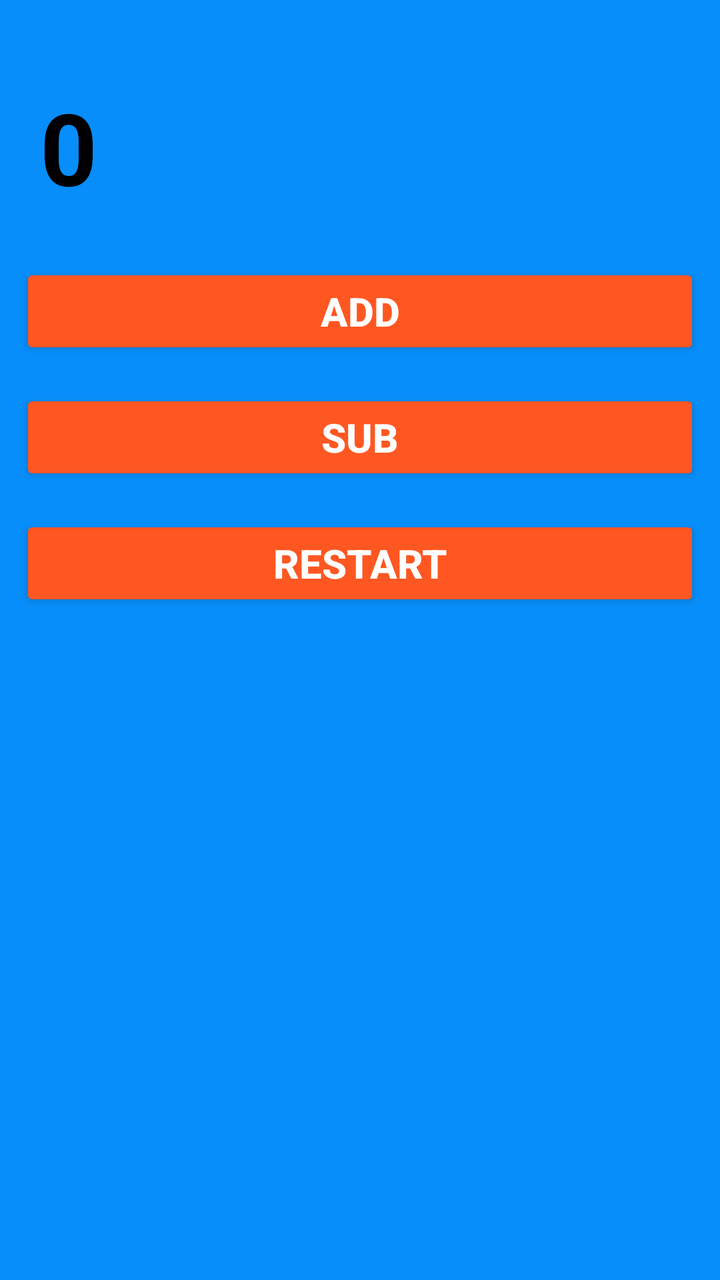
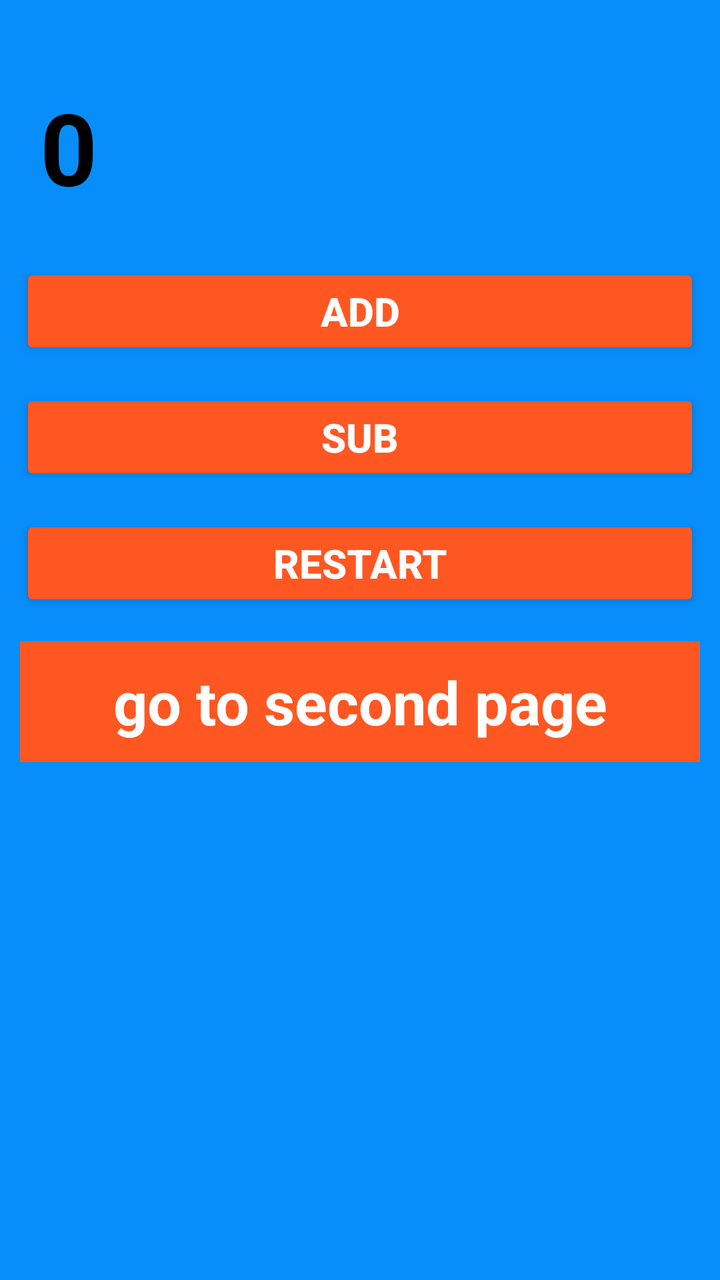

An Android layout rendered at two revisions. The XML below is the earlier revision; the diff shows what the commit changed to produce the second picture.
<!-- AndroidManifest.xml: application theme Theme.DigitalTasbhi -->
<!-- res/layout/activity_main.xml -->
<?xml version="1.0" encoding="utf-8"?>
<LinearLayout xmlns:android="http://schemas.android.com/apk/res/android"
    xmlns:app="http://schemas.android.com/apk/res-auto"
    xmlns:tools="http://schemas.android.com/tools"
    android:id="@+id/main"
    android:layout_width="match_parent"
    android:layout_height="match_parent"
    tools:context=".MainActivity"
    android:orientation="vertical"
    android:background="#078EFA"
    android:padding="10dp"


    >


    <TextView
        android:id="@+id/tvCount"
        android:layout_width="match_parent"
        android:layout_height="wrap_content"
        android:text="0"
        android:padding="10dp"
        android:textStyle="bold"
        android:textSize="50dp"
        android:textAlignment="center"
        android:textColor="@color/black"
        android:layout_marginBottom="15dp"
        android:layout_marginTop="20dp"



        />


    <Button
        android:id="@+id/buttonAdd"
        android:layout_width="match_parent"
        android:layout_height="wrap_content"
        android:text="ADD"
        android:textColor="#ffffff"
        android:textAlignment="center"
        android:textSize="20dp"
        android:textStyle="bold"
        android:layout_marginBottom="15dp"
        android:backgroundTint="#FF5722"


        />


    <Button
        android:id="@+id/buttonSub"
        android:layout_width="match_parent"
        android:layout_height="wrap_content"
        android:text="SUB"
        android:textColor="#ffffff"
        android:textAlignment="center"
        android:textSize="20dp"
        android:textStyle="bold"
        android:layout_marginBottom="15dp"
        android:backgroundTint="#FF5722"


        />



    <Button
        android:id="@+id/buttonRestart"
        android:layout_width="match_parent"
        android:layout_height="wrap_content"
        android:text="RESTART"
        android:textColor="#ffffff"
        android:textAlignment="center"
        android:textSize="20dp"
        android:textStyle="bold"
        android:layout_marginBottom="15dp"
        android:backgroundTint="#FF5722"

        />





</LinearLayout>
<!-- resources referenced by this layout -->
<resources>
  <color name="black">#FF000000</color>
  <style name="Theme.DigitalTasbhi" parent="Base.Theme.DigitalTasbhi" />
  <style name="Base.Theme.DigitalTasbhi" parent="Theme.Material3.DayNight.NoActionBar">
          
          
      </style>
</resources>

<!-- the commit's change to res/layout/activity_main.xml (unified diff, before → after) -->
@@ -26,6 +26,7 @@
         android:textColor="@color/black"
         android:layout_marginBottom="15dp"
         android:layout_marginTop="20dp"
+
 
 
 
@@ -79,6 +80,19 @@
 
         />
 
+    <TextView
+        android:id="@+id/tvNextPage"
+        android:layout_width="match_parent"
+        android:layout_height="wrap_content"
+        android:text="go to second page"
+        android:textColor="#ffffff"
+        android:textSize="30dp"
+        android:textStyle="bold"
+        android:background="#FF5722"
+        android:gravity="center"
+        android:padding="10dp"
+
+        />
 
 
 
